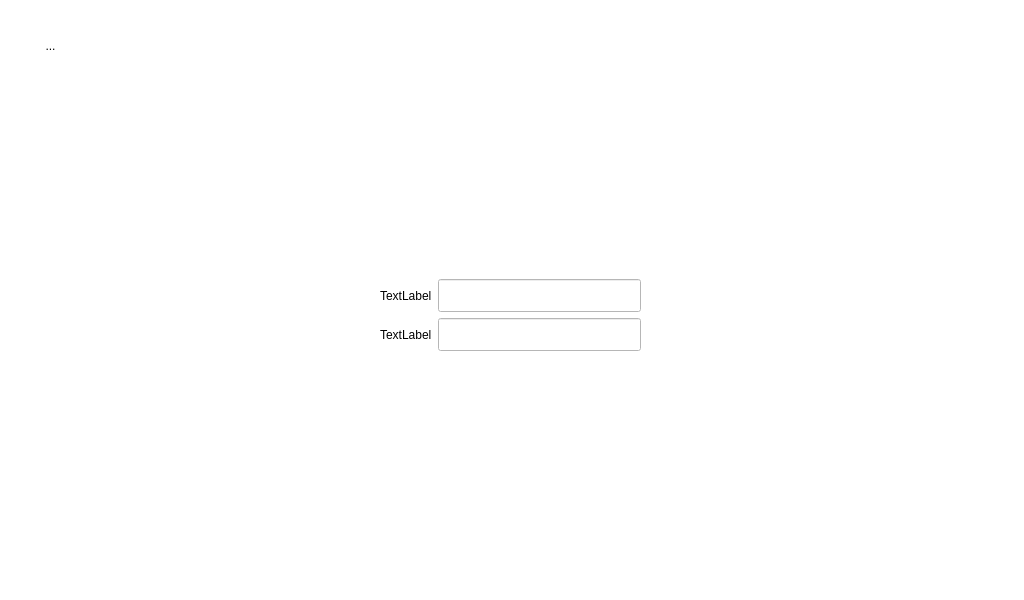
First picture: the form in View/templates/settings.ui, repository buffb/ReliatyRadio, before the edit.
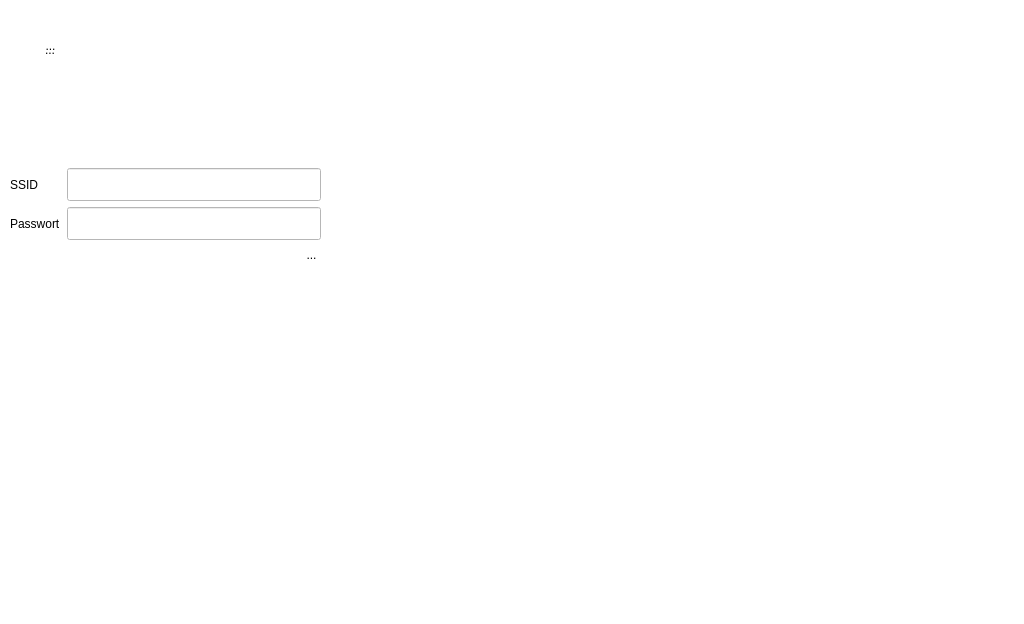
Second picture: the form after the edit. Icons and pictures are not drawn.

Commit message: - UI rework finished - updated resouce pack - added new methods to DatabaseController - added QIconHelper  util methods - removed old ui files

What changed in the file:
```diff
--- a/View/templates/settings.ui
+++ b/View/templates/settings.ui
@@ -7,7 +7,7 @@
     <x>0</x>
     <y>0</y>
     <width>1024</width>
-    <height>600</height>
+    <height>624</height>
    </rect>
   </property>
   <property name="windowTitle">
@@ -32,57 +32,87 @@
     <string/>
    </property>
   </widget>
-  <widget class="QWidget" name="gridLayoutWidget">
+  <widget class="QToolButton" name="toolButton_home">
    <property name="geometry">
     <rect>
-     <x>380</x>
-     <y>170</y>
-     <width>261</width>
-     <height>181</height>
+     <x>10</x>
+     <y>10</y>
+     <width>81</width>
+     <height>71</height>
+    </rect>
+   </property>
+   <property name="styleSheet">
+    <string notr="true">QToolButton{
+border: none ;
+background: transparent ;
+}
+
+QToolButton:pressed{
+background-color : rgb(255, 255, 255)
+}
+
+</string>
+   </property>
+   <property name="text">
+    <string>...</string>
+   </property>
+   <property name="icon">
+    <iconset>
+     <normaloff>../../../../.designer/backup/icons/home.png</normaloff>../../../../.designer/backup/icons/home.png</iconset>
+   </property>
+   <property name="iconSize">
+    <size>
+     <width>200</width>
+     <height>200</height>
+    </size>
+   </property>
+  </widget>
+  <widget class="QToolButton" name="btn_home">
+   <property name="geometry">
+    <rect>
+     <x>30</x>
+     <y>30</y>
+     <width>40</width>
+     <height>40</height>
+    </rect>
+   </property>
+   <property name="styleSheet">
+    <string notr="true">QToolButton{
+border: none ;
+background: transparent ;
+}
+
+QToolButton:pressed{
+background-color : rgb(255, 255, 255)
+}
+
+</string>
+   </property>
+   <property name="text">
+    <string>...</string>
+   </property>
+   <property name="icon">
+    <iconset resource="../../Resources/resources.qrc">
+     <normaloff>:/icons/home.png</normaloff>:/icons/home.png</iconset>
+   </property>
+   <property name="iconSize">
+    <size>
+     <width>40</width>
+     <height>40</height>
+    </size>
+   </property>
+  </widget>
+  <widget class="QWidget" name="" native="true">
+   <property name="geometry">
+    <rect>
+     <x>10</x>
+     <y>100</y>
+     <width>311</width>
+     <height>163</height>
     </rect>
    </property>
    <layout class="QGridLayout" name="gridLayout">
-    <item row="2" column="0">
-     <widget class="QLabel" name="label_2">
-      <property name="text">
-       <string>TextLabel</string>
-      </property>
-     </widget>
-    </item>
-    <item row="1" column="0">
-     <widget class="QLabel" name="label">
-      <property name="text">
-       <string>TextLabel</string>
-      </property>
-     </widget>
-    </item>
     <item row="1" column="1">
-     <widget class="QLineEdit" name="lineEdit_2">
-      <property name="font">
-       <font>
-        <pointsize>16</pointsize>
-       </font>
-      </property>
-      <property name="toolTip">
-       <string>&lt;html&gt;&lt;head/&gt;&lt;body&gt;&lt;p&gt;&lt;br/&gt;&lt;/p&gt;&lt;/body&gt;&lt;/html&gt;</string>
-      </property>
-      <property name="styleSheet">
-       <string notr="true">QLineEdit
-{
-    color:black;
-    border-color: rgba(94, 136, 161, 200);
-    border-width: 1px;
-    border-style: solid;
-}
-@label-&gt;setStyleSheet(&quot;font: 18pt;&quot;);
-</string>
-      </property>
-      <property name="text">
-       <string/>
-      </property>
-     </widget>
-    </item>
-    <item row="0" column="1">
      <widget class="QLabel" name="label_logo_2">
       <property name="styleSheet">
        <string notr="true">image: url(:/icons/wlan.png);</string>
@@ -93,6 +123,55 @@
      </widget>
     </item>
     <item row="2" column="1">
+     <widget class="QLineEdit" name="lineEdit_2">
+      <property name="font">
+       <font>
+        <pointsize>16</pointsize>
+       </font>
+      </property>
+      <property name="toolTip">
+       <string>&lt;html&gt;&lt;head/&gt;&lt;body&gt;&lt;p&gt;&lt;br/&gt;&lt;/p&gt;&lt;/body&gt;&lt;/html&gt;</string>
+      </property>
+      <property name="styleSheet">
+       <string notr="true">QLineEdit
+{
+    color:black;
+    border-color: rgba(94, 136, 161, 200);
+    border-width: 1px;
+    border-style: solid;
+}
+@label-&gt;setStyleSheet(&quot;font: 18pt;&quot;);
+</string>
+      </property>
+      <property name="text">
+       <string notr="true"/>
+      </property>
+      <property name="frame">
+       <bool>true</bool>
+      </property>
+      <property name="echoMode">
+       <enum>QLineEdit::Normal</enum>
+      </property>
+      <property name="clearButtonEnabled">
+       <bool>false</bool>
+      </property>
+     </widget>
+    </item>
+    <item row="2" column="0">
+     <widget class="QLabel" name="label">
+      <property name="text">
+       <string>SSID</string>
+      </property>
+     </widget>
+    </item>
+    <item row="3" column="0">
+     <widget class="QLabel" name="label_2">
+      <property name="text">
+       <string>Passwort</string>
+      </property>
+     </widget>
+    </item>
+    <item row="3" column="1">
      <widget class="QLineEdit" name="lineEdit_3">
       <property name="font">
        <font>
@@ -116,45 +195,45 @@
       <property name="text">
        <string/>
       </property>
+      <property name="echoMode">
+       <enum>QLineEdit::Password</enum>
+      </property>
+      <property name="placeholderText">
+       <string notr="true"/>
+      </property>
+     </widget>
+    </item>
+    <item row="4" column="1" alignment="Qt::AlignRight">
+     <widget class="QToolButton" name="btn_wifi__connect">
+      <property name="styleSheet">
+       <string notr="true">QToolButton{
+border: none ;
+background: transparent ;
+}
+
+QToolButton:pressed{
+background-color : rgb(255, 255, 255)
+}
+
+</string>
+      </property>
+      <property name="text">
+       <string>...</string>
+      </property>
+      <property name="icon">
+       <iconset resource="../../Resources/resources.qrc">
+        <normaloff>:/icons/play.png</normaloff>:/icons/play.png</iconset>
+      </property>
+      <property name="iconSize">
+       <size>
+        <width>40</width>
+        <height>40</height>
+       </size>
+      </property>
      </widget>
     </item>
    </layout>
   </widget>
-  <widget class="QToolButton" name="toolButton_home">
-   <property name="geometry">
-    <rect>
-     <x>10</x>
-     <y>10</y>
-     <width>81</width>
-     <height>71</height>
-    </rect>
-   </property>
-   <property name="styleSheet">
-    <string notr="true">QToolButton{
-border: none ;
-background: transparent ;
-}
-
-QToolButton:pressed{
-background-color : rgb(255, 255, 255)
-}
-
-</string>
-   </property>
-   <property name="text">
-    <string>...</string>
-   </property>
-   <property name="icon">
-    <iconset>
-     <normaloff>icons/home.png</normaloff>icons/home.png</iconset>
-   </property>
-   <property name="iconSize">
-    <size>
-     <width>200</width>
-     <height>200</height>
-    </size>
-   </property>
-  </widget>
  </widget>
  <resources>
   <include location="resources.qrc"/>
```
Left out of the diff: 2 changed lines with no effect on the pictures. The commit also changes 41 other files.
